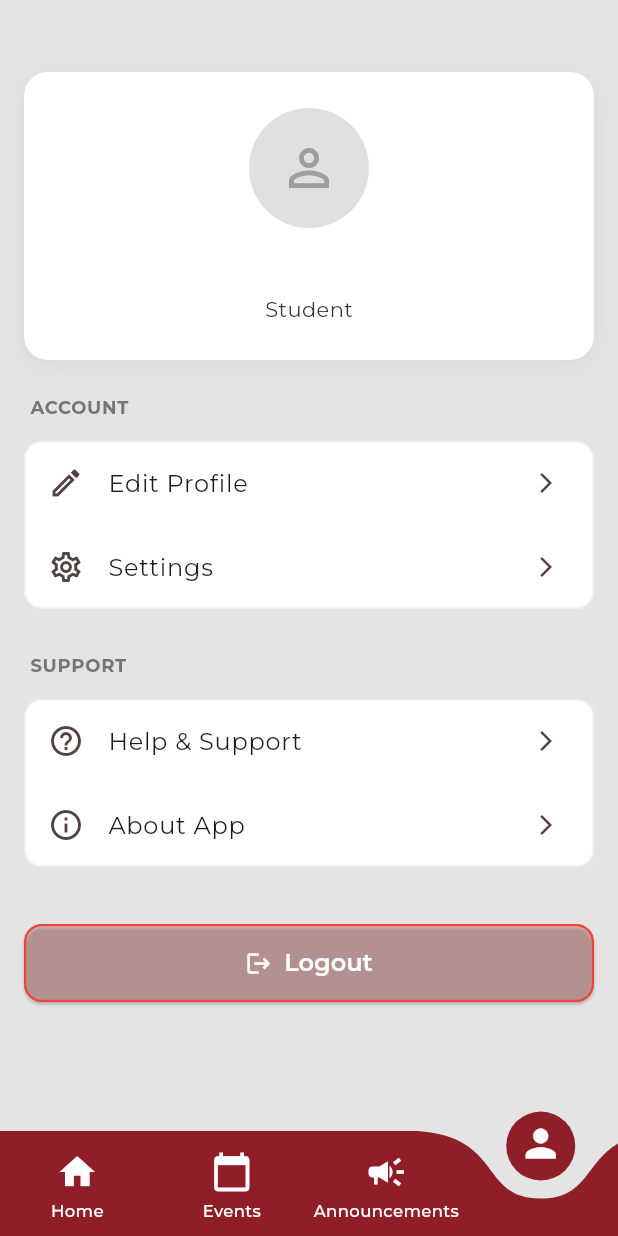
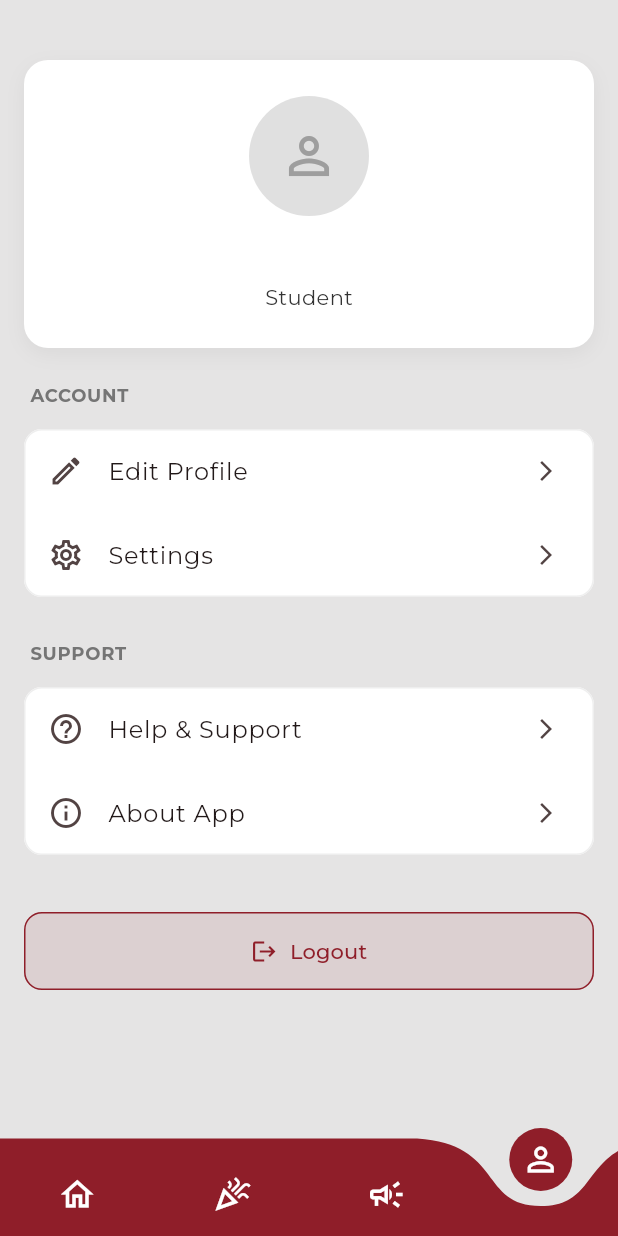
Before and after one commit to Dev-Aziii/um_connect, a Flutter app: the screen it shows once a user with an empty profile is signed in, item 4 of the bottom bar chosen, on a phone screen of 412 x 824 dp. Run offline on Flutter 3.47's test engine with Material 3 defaults, Android fonts, the light colour scheme and no system bars; drawn by our look-alikes of curved_navigation_bar; our stand-ins replace cloud_firestore, firebase_auth, firebase_core, flutter_riverpod, go_router, google_fonts and 1 more; accounts and stored records are empty.

Commit message:
Refactor MainNavScreen icons for consistency and adjust ProfileScreen padding and logout button style for improved UI

```diff
--- a/lib/features/home/screens/main_nav_screen.dart
+++ b/lib/features/home/screens/main_nav_screen.dart
@@ -1,5 +1,5 @@
+import 'package:curved_navigation_bar/curved_navigation_bar.dart';
 import 'package:flutter/material.dart';
-import 'package:curved_navigation_bar/curved_navigation_bar.dart';
 import 'package:um_connect/features/announcements/screens/announcements_list_screen.dart';
 import 'package:um_connect/features/events/screens/events_list_screen.dart';
 import 'package:um_connect/features/home/screens/home_screen.dart';
@@ -23,13 +23,11 @@ class _MainNavScreenState extends State<MainNavScreen> {
   ];
 
   final List<IconData> icons = [
-    Icons.home,
-    Icons.calendar_today,
-    Icons.campaign,
-    Icons.person,
+    Icons.home_outlined,
+    Icons.celebration_outlined,
+    Icons.campaign_outlined,
+    Icons.person_outline,
   ];
-
-  final List<String> labels = ['Home', 'Events', 'Announcements', 'Profile'];
 
   void _onItemTapped(int index) {
     setState(() {
@@ -42,10 +40,9 @@ class _MainNavScreenState extends State<MainNavScreen> {
     return Scaffold(
       extendBody: true,
       body: _widgetOptions[_selectedIndex],
-
       bottomNavigationBar: CurvedNavigationBar(
         index: _selectedIndex,
-        height: 70.0, // ⬆️ Slightly taller bar
+        height: 65.0,
         color: Theme.of(context).primaryColor,
         buttonBackgroundColor: Theme.of(context).primaryColor,
         backgroundColor: Colors.transparent,
@@ -54,28 +51,7 @@ class _MainNavScreenState extends State<MainNavScreen> {
         onTap: _onItemTapped,
         letIndexChange: (index) => true,
         items: List.generate(icons.length, (index) {
-          bool isSelected = index == _selectedIndex;
-          return Column(
-            mainAxisSize: MainAxisSize.min,
-            mainAxisAlignment: MainAxisAlignment.center,
-            children: [
-              Icon(
-                icons[index],
-                size: isSelected ? 30 : 28, // ⬆️ Bigger icons
-                color: Colors.white,
-              ),
-              const SizedBox(height: 4),
-              if (!isSelected)
-                Text(
-                  labels[index],
-                  style: const TextStyle(
-                    fontSize: 11, // ⬆️ Slightly bigger label
-                    color: Colors.white,
-                    fontWeight: FontWeight.w500,
-                  ),
-                ),
-            ],
-          );
+          return Icon(icons[index], size: 26, color: Colors.white);
         }),
       ),
     );
--- a/lib/features/profile/screens/profile_screen.dart
+++ b/lib/features/profile/screens/profile_screen.dart
@@ -7,17 +7,15 @@ class ProfileScreen extends ConsumerWidget {
 
   @override
   Widget build(BuildContext context, WidgetRef ref) {
-    // Watch the auth provider to get the current user's data
     final userAsyncValue = ref.watch(authStateChangesProvider);
     final user = userAsyncValue.value;
 
     return Scaffold(
-      // The background color is handled by the global theme
       body: user == null
-          // Show a loader if user data isn't available yet
           ? const Center(child: CircularProgressIndicator())
           : ListView(
-              padding: const EdgeInsets.fromLTRB(16, 48, 16, 16),
+              // Added top padding for better spacing
+              padding: const EdgeInsets.fromLTRB(16.0, 40.0, 16.0, 16.0),
               children: [
                 // --- User Header ---
                 Container(
@@ -46,7 +44,6 @@ class ProfileScreen extends ConsumerWidget {
                       ),
                       const SizedBox(height: 16),
                       Text(
-                        // Display the user's email
                         user.email ?? 'No email available',
                         style: Theme.of(context).textTheme.titleLarge?.copyWith(
                           fontWeight: FontWeight.bold,
@@ -118,25 +115,24 @@ class ProfileScreen extends ConsumerWidget {
 
                 const SizedBox(height: 32),
 
-                // --- Logout Button ---
-                ElevatedButton.icon(
+                OutlinedButton.icon(
                   icon: const Icon(Icons.logout),
                   label: const Text('Logout'),
                   onPressed: () {
-                    // Call the signOut method from the auth repository
                     ref.read(authRepositoryProvider).signOut();
                   },
-                  style: ElevatedButton.styleFrom(
-                    foregroundColor: Colors.white,
-                    backgroundColor: const Color.fromARGB(64, 219, 82, 82),
-                    side: const BorderSide(color: Colors.red, width: 1.5),
+                  style: OutlinedButton.styleFrom(
+                    foregroundColor: Theme.of(context).primaryColor,
+                    backgroundColor: Theme.of(
+                      context,
+                    ).primaryColor.withOpacity(0.1),
                     padding: const EdgeInsets.symmetric(vertical: 16),
                     shape: RoundedRectangleBorder(
                       borderRadius: BorderRadius.circular(12),
                     ),
+                    side: BorderSide(color: Theme.of(context).primaryColor),
                   ),
                 ),
-                const SizedBox(height: 100),
               ],
             ),
     );
```
